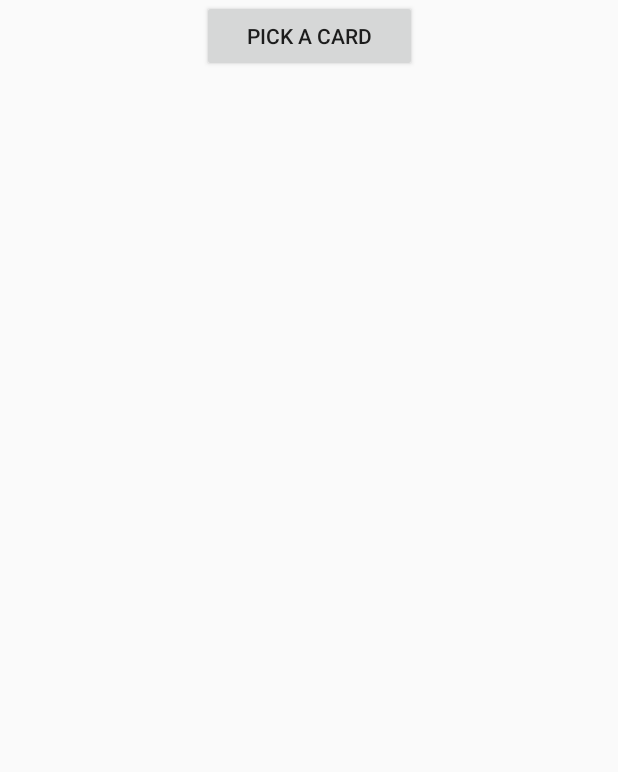
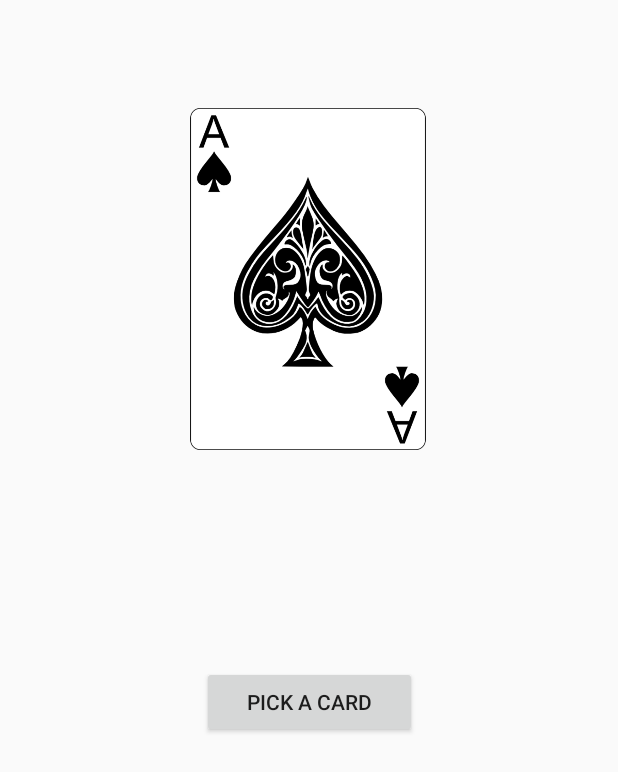
Before and after one commit to nickvanderheijden/Kingsen, an Android app: the GameActivity screen opened directly, with no data from a screen before it, on a phone screen of 412 x 824 dp. Shown: the top 772 px of the screen. Run offline under Robolectric (Android 15) with nearby library versions, the phone set to English and light mode, and no system bars; our stand-ins replace Firebase (no records; nobody signed in at launch, a user with empty details on screens opened directly).

Commit message:
Added card and member functionality

```diff
--- a/Duo_App/app/src/main/java/org/fhict/fontys/kingsen/GameActivity.java
+++ b/Duo_App/app/src/main/java/org/fhict/fontys/kingsen/GameActivity.java
@@ -1,7 +1,11 @@
 package org.fhict.fontys.kingsen;
 
+import android.content.Context;
+import android.graphics.drawable.Drawable;
 import android.support.v7.app.AppCompatActivity;
 import android.os.Bundle;
+import android.view.View;
+import android.widget.ImageView;
 
 import com.google.firebase.database.ChildEventListener;
 import com.google.firebase.database.DataSnapshot;
@@ -12,60 +16,48 @@ import org.fhict.fontys.kingsen.Objects.DatabaseReference;
 
 import java.util.ArrayList;
 import java.util.List;
+import java.util.Random;
 
 public class GameActivity extends AppCompatActivity {
 
-    ArrayList<Card> cards = new ArrayList<Card>();
 
-
-    private void fetchData(DataSnapshot dataSnapshot) {
-        cards.clear();
-
-        for (DataSnapshot ds : dataSnapshot.getChildren()) {
-            Card card = ds.getValue(Card.class);
-            cards.add(card);
-        }
-    }
-
-    public  ArrayList<Card> retrieve() {
-
-        DatabaseReference.getDatabase().addChildEventListener(new ChildEventListener() {
-        @Override
-        public void onChildAdded(DataSnapshot dataSnapshot, String s) {
-            fetchData(dataSnapshot);
-        }
-
-        @Override
-        public void onChildChanged(DataSnapshot dataSnapshot, String s) {
-            fetchData(dataSnapshot);
-        }
-
-        @Override
-        public void onChildRemoved(DataSnapshot dataSnapshot) {
-
-        }
-
-        @Override
-        public void onChildMoved(DataSnapshot dataSnapshot, String s) {
-
-        }
-
-        @Override
-        public void onCancelled(DatabaseError databaseError) {
-
-        }
-
-    });
-
-
-        return cards;
-    }
-
-
+    List<String> cards = new ArrayList<>();
+    ImageView imgcard;
 
     @Override
     protected void onCreate(Bundle savedInstanceState) {
         super.onCreate(savedInstanceState);
         setContentView(R.layout.activity_game);
+
+        for (Card.Number number : Card.Number.values())
+        {
+            for (Card.Type type : Card.Type.values())
+            {
+                cards.add(number.toString() + "_of_" + type.toString());
+            }
+        }
+
+        cards.add("red_joker");
+        cards.add("black_joker");
+
+        imgcard = findViewById(R.id.imgviewcard);
+    }
+
+    public void ShowRandomCard(View view)
+    {
+        imgcard.setImageDrawable(getRandomcard());
+    }
+
+    public Drawable getRandomcard()
+    {
+        Random randomGenerator = new Random();
+        int index = randomGenerator.nextInt(cards.size());
+        String card = cards.get(index);
+        cards.remove(index);
+
+        Context context = this.getApplicationContext();
+        int resourceId = context.getResources().getIdentifier(card, "drawable", this.getApplicationContext().getPackageName());
+        return context.getResources().getDrawable(resourceId);
+
     }
 }
--- a/Duo_App/app/src/main/java/org/fhict/fontys/kingsen/LoginActivity.java
+++ b/Duo_App/app/src/main/java/org/fhict/fontys/kingsen/LoginActivity.java
@@ -56,7 +56,7 @@ public class LoginActivity extends AppCompatActivity {
             if (current == null) {
                 new SimpleDialog(this,"Wrong credentials","Please fill in the right credentials");
             } else {
-                Intent homescreen = new Intent(this, HomeActivity.class);
+                Intent homescreen = new Intent(this, GameActivity.class);
                 startActivity(homescreen);
                 finish();
             }
--- a/Duo_App/app/src/main/java/org/fhict/fontys/kingsen/Objects/Card.java
+++ b/Duo_App/app/src/main/java/org/fhict/fontys/kingsen/Objects/Card.java
@@ -1,4 +1,6 @@
 package org.fhict.fontys.kingsen.Objects;
+
+import java.util.Random;
 
 /**
  * Created by Nick on 16-3-2018.
@@ -6,18 +8,25 @@ package org.fhict.fontys.kingsen.Objects;
 
 public class Card {
 
-    private int value;
-
-    public Card(int value){
-        this.value = value;
-    }
-    public int getValue() {
-        return value;
+    public enum Number{
+        ace,
+        two,
+        three,
+        four,
+        five,
+        six,
+        seven,
+        eight,
+        nine,
+        jack,
+        queen,
+        king
     }
 
-    public void setValue(int value) {
-        this.value = value;
+    public enum Type{
+        clubs,
+        spades,
+        diamonds,
+        hearts
     }
-
-
 }
--- a/Duo_App/app/src/main/res/layout/activity_game.xml
+++ b/Duo_App/app/src/main/res/layout/activity_game.xml
@@ -7,19 +7,29 @@
     tools:context="org.fhict.fontys.kingsen.GameActivity">
 
     <Button
-        android:id="@+id/button2"
+        android:id="@+id/btnpick"
         android:layout_width="143dp"
         android:layout_height="wrap_content"
-        android:layout_marginEnd="8dp"
-        android:layout_marginStart="8dp"
+        android:layout_marginTop="144dp"
+        android:onClick="ShowRandomCard"
         android:text="Pick a Card"
         app:layout_constraintEnd_toEndOf="parent"
+        app:layout_constraintLeft_toLeftOf="parent"
+        app:layout_constraintRight_toRightOf="parent"
         app:layout_constraintStart_toStartOf="parent"
-        tools:layout_editor_absoluteY="451dp" />
+        app:layout_constraintTop_toBottomOf="@+id/imgviewcard" />
 
-    <ImageSwitcher
-        android:layout_width="368dp"
-        android:layout_height="435dp"
-        tools:layout_editor_absoluteX="8dp"
-        tools:layout_editor_absoluteY="8dp" />
+    <ImageView
+        android:id="@+id/imgviewcard"
+        android:layout_width="212dp"
+        android:layout_height="228dp"
+        android:layout_marginTop="72dp"
+        app:layout_constraintEnd_toEndOf="parent"
+        app:layout_constraintHorizontal_bias="0.497"
+        app:layout_constraintLeft_toLeftOf="parent"
+        app:layout_constraintRight_toRightOf="parent"
+        app:layout_constraintStart_toStartOf="parent"
+        app:layout_constraintTop_toTopOf="parent"
+        app:srcCompat="@drawable/ace_of_spades" />
+
 </android.support.constraint.ConstraintLayout>
```
Also changed, not shown: Duo_App/app/src/main/java/org/fhict/fontys/kingsen/HomeActivity.java (+33 -7 lines), Duo_App/app/src/main/res/layout/creategroup_prompt.xml (+17 -10 lines), Duo_App/app/src/main/res/drawable/four_of_diamonds.png (renamed from Duo_App/app/src/main/res/drawable/four4_of_diamonds.png).
